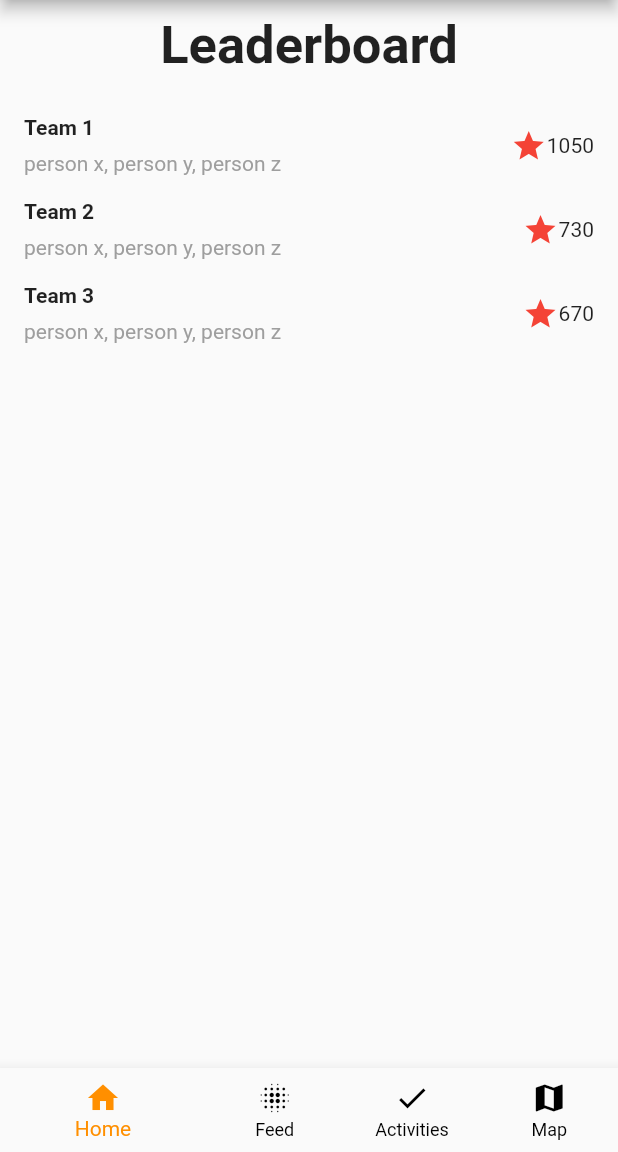
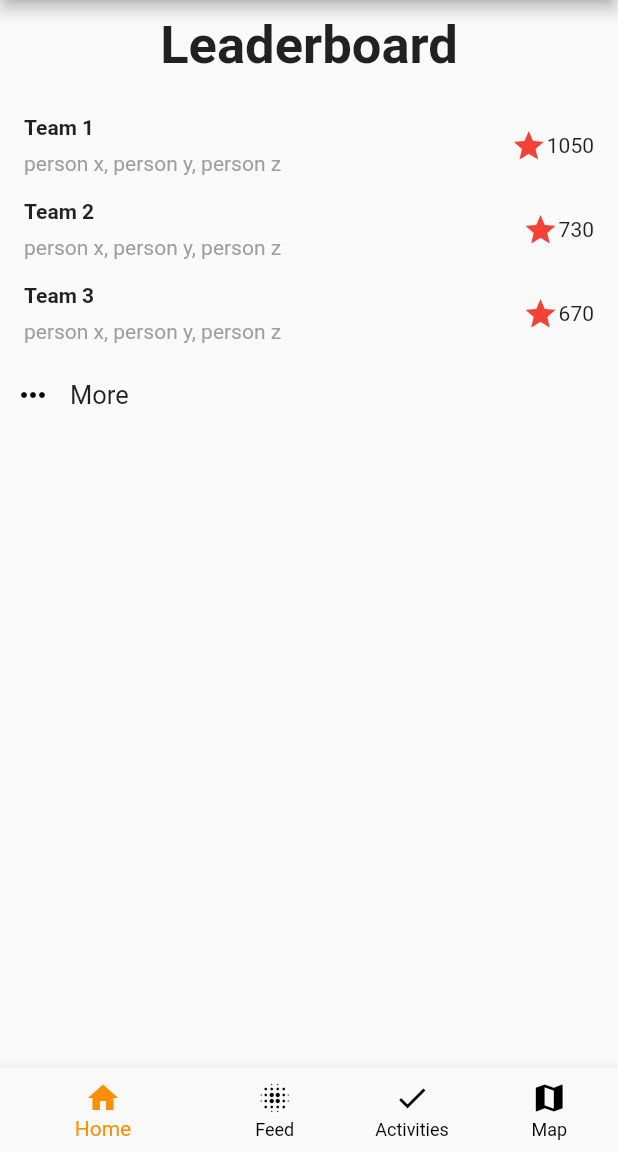
Before and after one commit to Harry-Ross/sta-app-flutter, a Flutter app: the screen it shows after launch, on a phone screen of 412 x 824 dp, the part 84-1236 px from its top. Run offline on Flutter 3.47's test engine with Material 2 defaults, Android fonts, the phone set to English and light mode, and no system bars; our stand-ins replace google_maps_flutter.

Commit message:
worked on homepage

```diff
--- a/lib/app/home_page.dart
+++ b/lib/app/home_page.dart
@@ -23,8 +23,26 @@ class _HomePageState extends State<HomePage> {
                     ),
                     Container(
                         child: _list(),
-                        height: 250
+                        height: 180
                     ),
+                    GestureDetector(
+                        onTap: () {
+
+                        },
+                        child: Container(
+                            padding: const EdgeInsets.all(10),
+                            child: Row(
+                                children: <Widget>[
+                                    Icon(
+                                        Icons.more_horiz,
+                                        color: Colors.black,
+                                    ),
+                                    Text('   More', style: TextStyle(fontSize: 17))
+                                ],
+                            ),
+                        ),
+                    )
+
                 ]
             )
         );
```
